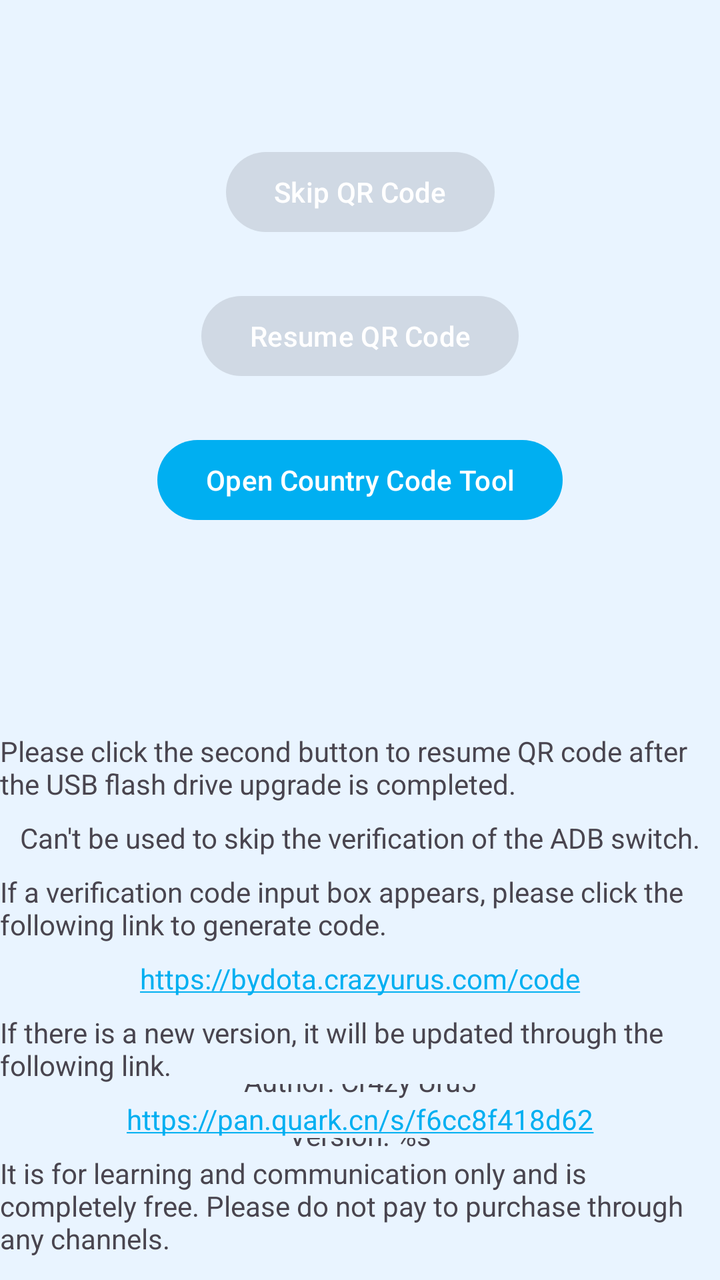
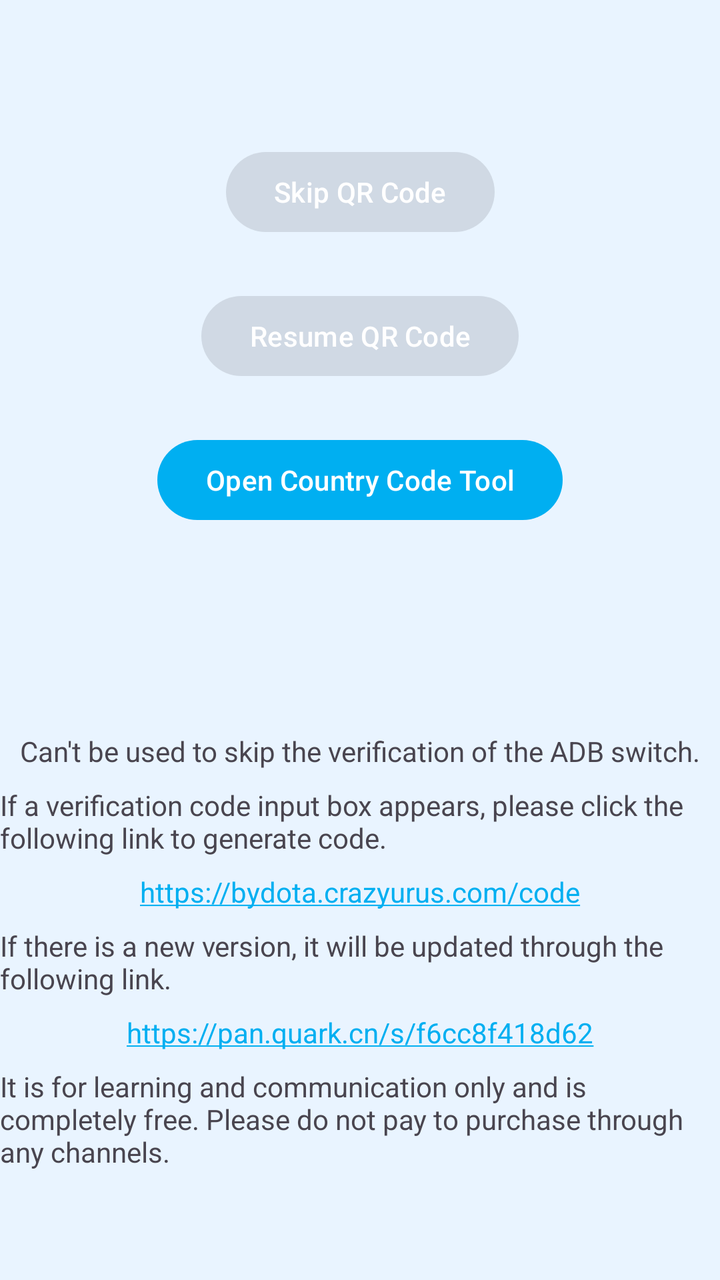

Before-and-after screenshots of an Android layout around one commit, followed by the original layout XML and the change that was made.
<!-- AndroidManifest.xml: activity theme Theme.BYDOTAQRCodeBypass -->
<!-- res/layout/activity_main.xml -->
<?xml version="1.0" encoding="utf-8"?>
<androidx.constraintlayout.widget.ConstraintLayout xmlns:android="http://schemas.android.com/apk/res/android"
    xmlns:app="http://schemas.android.com/apk/res-auto"
    xmlns:tools="http://schemas.android.com/tools"
    android:id="@+id/main"
    android:layout_width="match_parent"
    android:layout_height="match_parent"
    android:theme="@style/Theme.BYDOTAQRCodeBypassMain"
    tools:context="com.crazyurus.bydota.qrcodebypass.MainActivity">

    <Button
        android:id="@+id/button"
        android:layout_width="wrap_content"
        android:layout_height="wrap_content"
        android:layout_marginStart="24dp"
        android:layout_marginTop="72dp"
        android:layout_marginEnd="24dp"
        android:enabled="false"
        android:text="@string/button_skip_qrcode"
        android:textColor="@color/white"
        app:layout_constraintEnd_toEndOf="parent"
        app:layout_constraintStart_toStartOf="parent"
        app:layout_constraintTop_toTopOf="parent" />

    <Button
        android:id="@+id/button2"
        android:layout_width="wrap_content"
        android:layout_height="wrap_content"
        android:layout_marginStart="24dp"
        android:layout_marginTop="24dp"
        android:layout_marginEnd="24dp"
        android:enabled="false"
        android:text="@string/button_resume_qrcode"
        android:textColor="@color/white"
        app:layout_constraintEnd_toEndOf="parent"
        app:layout_constraintStart_toStartOf="parent"
        app:layout_constraintTop_toBottomOf="@+id/button" />

    <Button
        android:id="@+id/button3"
        android:layout_width="wrap_content"
        android:layout_height="wrap_content"
        android:layout_marginStart="24dp"
        android:layout_marginTop="24dp"
        android:layout_marginEnd="24dp"
        android:text="@string/button_country_code"
        android:textColor="@color/white"
        app:layout_constraintEnd_toEndOf="parent"
        app:layout_constraintStart_toStartOf="parent"
        app:layout_constraintTop_toBottomOf="@+id/button2" />

    <TextView
        android:id="@+id/textView"
        android:layout_width="wrap_content"
        android:layout_height="wrap_content"
        android:layout_marginStart="24dp"
        android:layout_marginEnd="24dp"
        android:layout_marginBottom="90dp"
        android:text="@string/bottom_author"
        app:layout_constraintBottom_toBottomOf="parent"
        app:layout_constraintEnd_toEndOf="parent"
        app:layout_constraintStart_toStartOf="parent" />

    <TextView
        android:id="@+id/textVersion"
        android:layout_width="wrap_content"
        android:layout_height="wrap_content"
        android:layout_marginStart="24dp"
        android:layout_marginTop="8dp"
        android:layout_marginEnd="24dp"
        android:text="@string/bottom_version"
        app:layout_constraintEnd_toEndOf="parent"
        app:layout_constraintStart_toStartOf="parent"
        app:layout_constraintTop_toBottomOf="@id/textView" />

    <TextView
        android:id="@+id/textCountryCode"
        android:layout_width="wrap_content"
        android:layout_height="wrap_content"
        android:layout_marginStart="24dp"
        android:layout_marginTop="8dp"
        android:layout_marginEnd="24dp"
        android:text=""
        app:layout_constraintEnd_toEndOf="parent"
        app:layout_constraintStart_toStartOf="parent"
        app:layout_constraintTop_toBottomOf="@+id/textView3" />

    <TextView
        android:id="@+id/textView3"
        android:layout_width="wrap_content"
        android:layout_height="wrap_content"
        android:layout_marginStart="24dp"
        android:layout_marginTop="48dp"
        android:layout_marginEnd="24dp"
        android:text=""
        app:layout_constraintEnd_toEndOf="parent"
        app:layout_constraintStart_toStartOf="parent"
        app:layout_constraintTop_toBottomOf="@+id/button3" />

    <TextView
        android:id="@+id/textView4"
        android:layout_width="wrap_content"
        android:layout_height="wrap_content"
        android:layout_marginStart="24dp"
        android:layout_marginTop="8dp"
        android:layout_marginEnd="24dp"
        android:text="@string/text_4"
        app:layout_constraintEnd_toEndOf="parent"
        app:layout_constraintStart_toStartOf="parent"
        app:layout_constraintTop_toBottomOf="@+id/textCountryCode" />

    <TextView
        android:id="@+id/textView5"
        android:layout_width="wrap_content"
        android:layout_height="wrap_content"
        android:layout_marginStart="24dp"
        android:layout_marginTop="8dp"
        android:layout_marginEnd="24dp"
        android:text="@string/text_5"
        app:layout_constraintEnd_toEndOf="parent"
        app:layout_constraintStart_toStartOf="parent"
        app:layout_constraintTop_toBottomOf="@+id/textView4" />

    <TextView
        android:id="@+id/textView2"
        android:layout_width="wrap_content"
        android:layout_height="wrap_content"
        android:layout_marginStart="24dp"
        android:layout_marginTop="8dp"
        android:layout_marginEnd="24dp"
        android:text="@string/text_2"
        app:layout_constraintEnd_toEndOf="parent"
        app:layout_constraintStart_toStartOf="parent"
        app:layout_constraintTop_toBottomOf="@+id/textView5" />

    <TextView
        android:id="@+id/textLink"
        android:layout_width="wrap_content"
        android:layout_height="wrap_content"
        android:layout_marginStart="24dp"
        android:layout_marginTop="8dp"
        android:layout_marginEnd="24dp"
        android:autoLink="web"
        android:text="https://bydota.crazyurus.com/code"
        app:layout_constraintEnd_toEndOf="parent"
        app:layout_constraintStart_toStartOf="parent"
        app:layout_constraintTop_toBottomOf="@+id/textView2" />

    <TextView
        android:id="@+id/textView6"
        android:layout_width="wrap_content"
        android:layout_height="wrap_content"
        android:layout_marginStart="24dp"
        android:layout_marginTop="8dp"
        android:layout_marginEnd="24dp"
        android:text="@string/text_6"
        app:layout_constraintEnd_toEndOf="parent"
        app:layout_constraintStart_toStartOf="parent"
        app:layout_constraintTop_toBottomOf="@+id/textLink" />

    <TextView
        android:id="@+id/textLink2"
        android:layout_width="wrap_content"
        android:layout_height="wrap_content"
        android:layout_marginStart="24dp"
        android:layout_marginTop="8dp"
        android:layout_marginEnd="24dp"
        android:autoLink="web"
        android:text="https://pan.quark.cn/s/f6cc8f418d62"
        app:layout_constraintEnd_toEndOf="parent"
        app:layout_constraintStart_toStartOf="parent"
        app:layout_constraintTop_toBottomOf="@+id/textView6" />

    <TextView
        android:id="@+id/textView7"
        android:layout_width="wrap_content"
        android:layout_height="wrap_content"
        android:layout_marginStart="24dp"
        android:layout_marginTop="8dp"
        android:layout_marginEnd="24dp"
        android:text="@string/text_7"
        app:layout_constraintEnd_toEndOf="parent"
        app:layout_constraintStart_toStartOf="parent"
        app:layout_constraintTop_toBottomOf="@+id/textLink2" />

</androidx.constraintlayout.widget.ConstraintLayout>
<!-- resources referenced by this layout -->
<resources>
  <color name="white">#FFFFFFFF</color>
  <string name="bottom_author">Author: Cr4zy Uru5</string>
  <string name="bottom_version">Version: %s</string>
  <string name="button_country_code">Open Country Code Tool</string>
  <string name="button_resume_qrcode">Resume QR Code</string>
  <string name="button_skip_qrcode">Skip QR Code</string>
  <string name="text_2">If a verification code input box appears, please click the following link to generate code.</string>
  <string name="text_4">Please click the second button to resume QR code after the USB flash drive upgrade is completed.</string>
  <string name="text_5">Can\'t be used to skip the verification of the ADB switch.</string>
  <string name="text_6">If there is a new version, it will be updated through the following link.</string>
  <string name="text_7">It is for learning and communication only and is completely free. Please do not pay to purchase through any channels.</string>
  <style name="Theme.BYDOTAQRCodeBypassMain" parent="Theme.Material3.DayNight.NoActionBar">
          <item name="colorPrimary">@color/primary</item>
          <item name="android:background">@color/background</item>
          <item name="android:colorForeground">@color/black</item>
      </style>
  <style name="Theme.BYDOTAQRCodeBypass" parent="android:Theme.Material.Light.NoActionBar" />
  <color name="primary">#00AFF1</color>
  <color name="background">#E9F4FF</color>
  <color name="black">#FF000000</color>
</resources>

<!-- the commit's change to res/layout/activity_main.xml (unified diff, before → after) -->
@@ -104,6 +104,7 @@
         android:layout_marginStart="24dp"
         android:layout_marginTop="8dp"
         android:layout_marginEnd="24dp"
+        android:visibility="gone"
         android:text="@string/text_4"
         app:layout_constraintEnd_toEndOf="parent"
         app:layout_constraintStart_toStartOf="parent"
